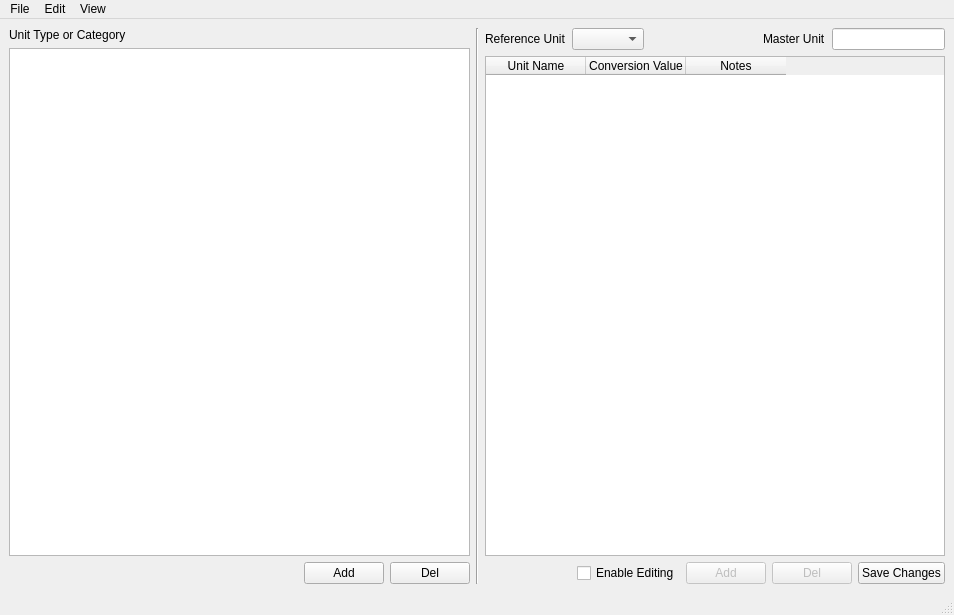
fjpereny/konverter, file datatablewindow.ui: the form before one commit.
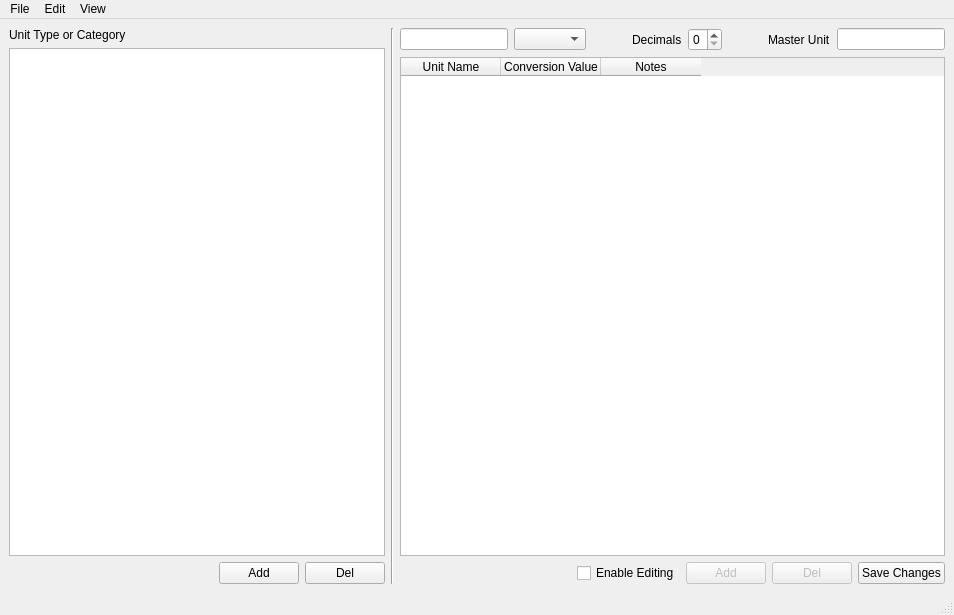
The form after the commit.

Commit message: Added decimal place adjusment. Added ability to input a value to update table automatically. Fixed conversions when switching units and tables.

```diff
--- a/datatablewindow.ui
+++ b/datatablewindow.ui
@@ -72,9 +72,12 @@
       <item>
        <layout class="QHBoxLayout" name="horizontalLayout_3">
         <item>
-         <widget class="QLabel" name="label_3">
+         <widget class="QLineEdit" name="inputValueLineEdit">
+          <property name="autoFillBackground">
+           <bool>false</bool>
+          </property>
           <property name="text">
-           <string>Reference Unit</string>
+           <string/>
           </property>
          </widget>
         </item>
@@ -94,6 +97,33 @@
           </property>
          </spacer>
         </item>
+        <item>
+         <widget class="QLabel" name="label_3">
+          <property name="text">
+           <string>Decimals</string>
+          </property>
+         </widget>
+        </item>
+        <item>
+         <widget class="QSpinBox" name="decimalSpinBox">
+          <property name="maximum">
+           <number>7</number>
+          </property>
+         </widget>
+        </item>
+        <item>
+         <spacer name="horizontalSpacer_4">
+          <property name="orientation">
+           <enum>Qt::Horizontal</enum>
+          </property>
+          <property name="sizeHint" stdset="0">
+           <size>
+            <width>40</width>
+            <height>20</height>
+           </size>
+          </property>
+         </spacer>
+        </item>
         <item>
          <widget class="QLabel" name="label_2">
           <property name="text">
@@ -106,6 +136,9 @@
           <property name="text">
            <string/>
           </property>
+          <property name="alignment">
+           <set>Qt::AlignCenter</set>
+          </property>
           <property name="readOnly">
            <bool>true</bool>
           </property>
```
The commit also changes 3 other files.
